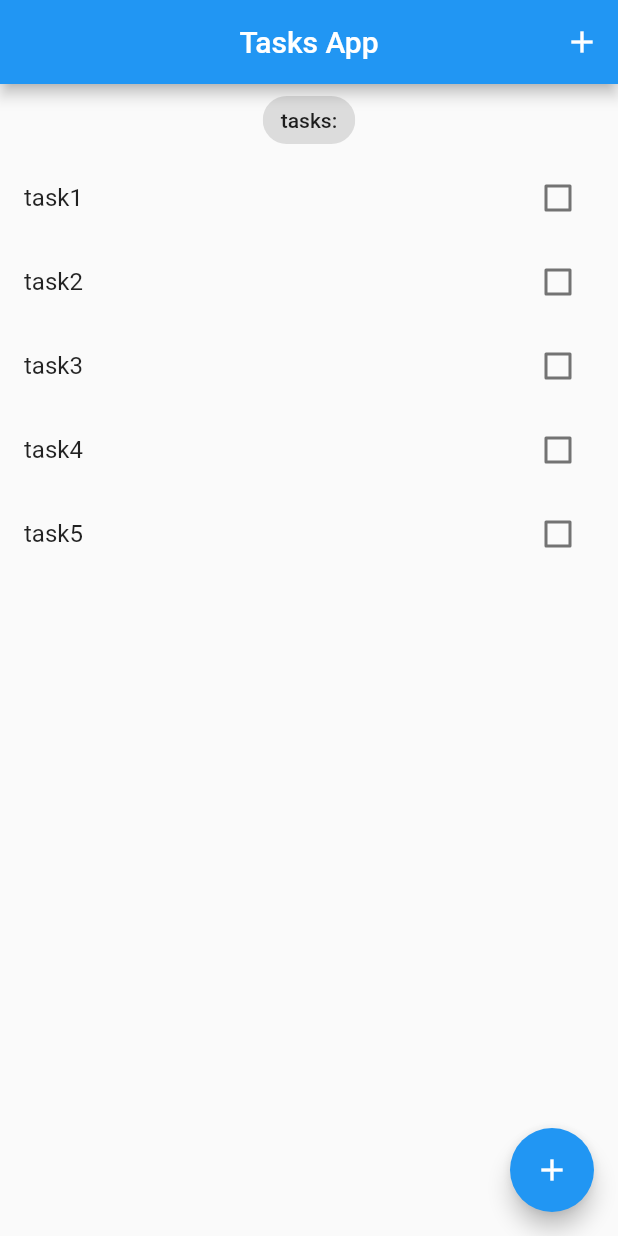
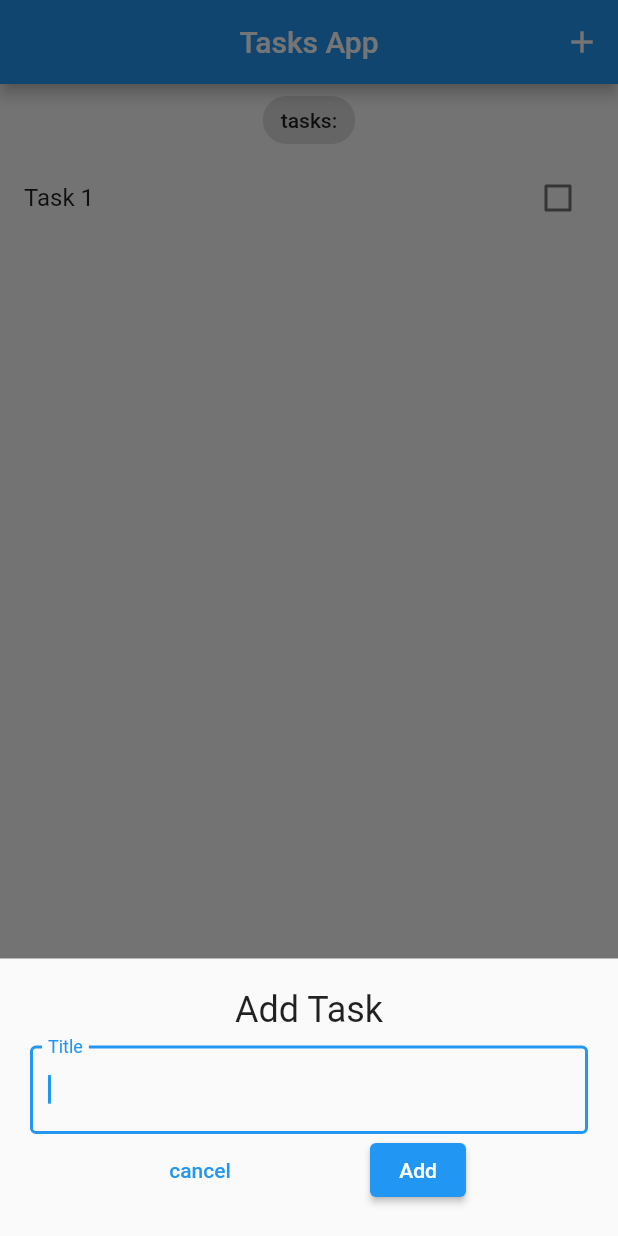
Before and after one commit to RodrigoLima96/todo-list-flutter, a Flutter app: the screen it shows after launch, after a tap on the "add" icon, on a phone screen of 412 x 824 dp. Run offline on Flutter 3.47's test engine with Material 2 defaults, Android fonts, the phone set to English and light mode, and no system bars; our stand-ins replace bloc, equatable, flutter_bloc.

Commit message:
add AddTaskEvent

```diff
--- /dev/null
+++ b/lib/blocs/bloc_exports.dart
@@ -0,0 +1,2 @@
+export './tasks/tasks_bloc.dart';
+export 'package:flutter_bloc/flutter_bloc.dart';
--- /dev/null
+++ b/lib/blocs/tasks/tasks_bloc.dart
@@ -0,0 +1,22 @@
+import 'package:bloc/bloc.dart';
+import 'package:equatable/equatable.dart';
+import 'package:todo_list/models/task.dart';
+
+part 'tasks_event.dart';
+part 'tasks_state.dart';
+
+class TasksBloc extends Bloc<TasksEvent, TasksState> {
+  TasksBloc() : super(const TasksState()) {
+    on<AddTask>(_onAddTask);
+    on<UpdateTask>(_onUpdateTask);
+    on<DeleteTask>(_onDeleteTask);
+  }
+
+  void _onAddTask(AddTask event, Emitter<TasksState> emit) {
+    final state = this.state;
+    emit(TasksState(allTasks: List.from(state.allTasks)..add(event.task)));
+  }
+
+  void _onUpdateTask(UpdateTask event, Emitter<TasksState> emit) {}
+  void _onDeleteTask(DeleteTask event, Emitter<TasksState> emit) {}
+}
--- /dev/null
+++ b/lib/blocs/tasks/tasks_event.dart
@@ -0,0 +1,41 @@
+part of 'tasks_bloc.dart';
+
+abstract class TasksEvent extends Equatable {
+  const TasksEvent();
+
+  @override
+  List<Object> get props => [];
+}
+
+class AddTask extends TasksEvent {
+  final Task task;
+
+  const AddTask({
+    required this.task,
+  });
+
+  @override
+  List<Object> get props => [task];
+}
+
+class UpdateTask extends TasksEvent {
+  final Task task;
+
+  const UpdateTask({
+    required this.task,
+  });
+
+  @override
+  List<Object> get props => [task];
+}
+
+class DeleteTask extends TasksEvent {
+  final Task task;
+
+  const DeleteTask({
+    required this.task,
+  });
+
+  @override
+  List<Object> get props => [task];
+}
--- /dev/null
+++ b/lib/blocs/tasks/tasks_state.dart
@@ -0,0 +1,12 @@
+part of 'tasks_bloc.dart';
+
+class TasksState extends Equatable {
+  final List<Task> allTasks;
+
+  const TasksState({
+    this.allTasks = const <Task>[],
+  });
+
+  @override
+  List<Object> get props => [allTasks];
+}
--- a/lib/main.dart
+++ b/lib/main.dart
@@ -1,8 +1,12 @@
 import 'package:flutter/material.dart';
+import 'package:todo_list/models/task.dart';
 import 'package:todo_list/pages/home/home_page.dart';
+import 'blocs/bloc_exports.dart';
 
 void main() {
-  runApp(const MyApp());
+  BlocOverrides.runZoned(
+    () => runApp(const MyApp()),
+  );
 }
 
 class MyApp extends StatelessWidget {
@@ -10,10 +14,14 @@ class MyApp extends StatelessWidget {
 
   @override
   Widget build(BuildContext context) {
-    return const MaterialApp(
-      debugShowCheckedModeBanner: false,
-      title: 'Todo List',
-      home: HomePage(),
+    return BlocProvider(
+      create: (context) =>
+          TasksBloc()..add(AddTask(task: Task(title: 'Task 1'))),
+      child: MaterialApp(
+        debugShowCheckedModeBanner: false,
+        title: 'Todo List',
+        home: HomePage(),
+      ),
     );
   }
 }
--- a/lib/pages/home/home_page.dart
+++ b/lib/pages/home/home_page.dart
@@ -1,25 +1,42 @@
 import 'package:flutter/material.dart';
 import 'package:todo_list/models/task.dart';
+import 'package:todo_list/pages/home/widgets/add_task_modal.dart';
+import 'package:todo_list/widgets/tasks_list.dart';
 
-class HomePage extends StatelessWidget {
+import '../../blocs/bloc_exports.dart';
+
+class HomePage extends StatefulWidget {
   const HomePage({Key? key}) : super(key: key);
 
   @override
+  State<HomePage> createState() => _HomePageState();
+}
+
+class _HomePageState extends State<HomePage> {
+  void _addTask(BuildContext context) {
+    showModalBottomSheet(
+      context: context,
+      builder: (context) => const SingleChildScrollView(
+        child: AddTaskModal(),
+      ),
+    );
+  }
+
+  @override
   Widget build(BuildContext context) {
-    final List<Task> tasks = [
-      Task(title: 'task1'),
-      Task(title: 'task2'),
-      Task(title: 'task3'),
-      Task(title: 'task4'),
-      Task(title: 'task5'),
-    ];
-    // final Size size = MediaQuery.of(context).size;
+    return BlocBuilder<TasksBloc, TasksState>(
+      builder: (context, state) {
+        List<Task> tasksList = state.allTasks;
+
         return Scaffold(
           appBar: AppBar(
             title: const Text('Tasks App'),
             centerTitle: true,
             actions: [
-          IconButton(onPressed: () {}, icon: const Icon(Icons.add)),
+              IconButton(
+                onPressed: () => _addTask(context),
+                icon: const Icon(Icons.add),
+              ),
             ],
           ),
           body: Column(
@@ -28,30 +45,16 @@ class HomePage extends StatelessWidget {
               const Center(
                 child: Chip(label: Text('tasks:')),
               ),
-          Expanded(
-            child: ListView.builder(
-              itemCount: tasks.length,
-              itemBuilder: (
-                context,
-                index,
-              ) {
-                return ListTile(
-                  title: Text(tasks[index].title),
-                  trailing: Checkbox(
-                    value: tasks[index].isDone,
-                    onChanged: (value) {},
-                  ),
-                );
-              },
-            ),
-          ),
+              TasksList(tasks: tasksList),
             ],
           ),
           floatingActionButton: FloatingActionButton(
-        onPressed: () {},
+            onPressed: () => _addTask(context),
             tooltip: 'Add Task',
             child: const Icon(Icons.add),
           ),
         );
+      },
+    );
   }
 }
--- /dev/null
+++ b/lib/pages/home/widgets/add_task_modal.dart
@@ -0,0 +1,54 @@
+import 'package:flutter/material.dart';
+import 'package:todo_list/blocs/bloc_exports.dart';
+import 'package:todo_list/models/task.dart';
+
+class AddTaskModal extends StatelessWidget {
+  const AddTaskModal({
+    Key? key,
+  }) : super(key: key);
+
+  @override
+  Widget build(BuildContext context) {
+    TextEditingController titleController = TextEditingController();
+
+    return Container(
+      padding: EdgeInsets.only(
+        bottom: MediaQuery.of(context).viewInsets.bottom,
+      ),
+      child: Padding(
+        padding: const EdgeInsets.all(20),
+        child: Column(
+          children: [
+            const Text('Add Task', style: TextStyle(fontSize: 24)),
+            const SizedBox(height: 10),
+            TextField(
+              autofocus: true,
+              controller: titleController,
+              decoration: const InputDecoration(
+                label: Text('Title'),
+                border: OutlineInputBorder(),
+              ),
+            ),
+            Row(
+              mainAxisAlignment: MainAxisAlignment.spaceEvenly,
+              children: [
+                TextButton(
+                  onPressed: () => Navigator.pop(context),
+                  child: const Text('cancel'),
+                ),
+                ElevatedButton(
+                  onPressed: () {
+                    var task = Task(title: titleController.text);
+                    context.read<TasksBloc>().add(AddTask(task: task));
+                    Navigator.pop(context);
+                  },
+                  child: const Text('Add'),
+                ),
+              ],
+            ),
+          ],
+        ),
+      ),
+    );
+  }
+}
--- /dev/null
+++ b/lib/widgets/tasks_list.dart
@@ -0,0 +1,32 @@
+import 'package:flutter/material.dart';
+import 'package:todo_list/models/task.dart';
+
+class TasksList extends StatelessWidget {
+  const TasksList({
+    Key? key,
+    required this.tasks,
+  }) : super(key: key);
+
+  final List<Task> tasks;
+
+  @override
+  Widget build(BuildContext context) {
+    return Expanded(
+      child: ListView.builder(
+        itemCount: tasks.length,
+        itemBuilder: (
+          context,
+          index,
+        ) {
+          return ListTile(
+            title: Text(tasks[index].title),
+            trailing: Checkbox(
+              value: tasks[index].isDone,
+              onChanged: (value) {},
+            ),
+          );
+        },
+      ),
+    );
+  }
+}
```
Lines whose indentation alone changed are shown as unchanged.
